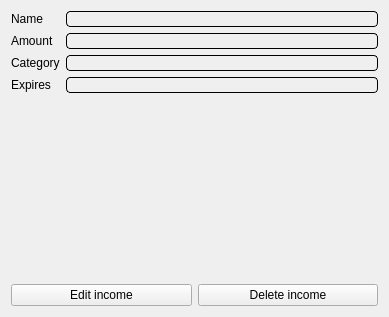
iodream/Spend-Note, file src/Client/View/MainPage/Income/IncomeViewSubPage/IncomeViewSubPage.ui: the form before one commit.
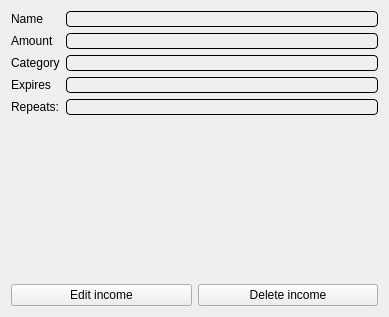
The form after the commit. Icons and pictures are not drawn.

Commit message: added elements for repeating incomes and expenses

Patch:
```diff
--- a/src/Client/View/MainPage/Income/IncomeViewSubPage/IncomeViewSubPage.ui
+++ b/src/Client/View/MainPage/Income/IncomeViewSubPage/IncomeViewSubPage.ui
@@ -110,6 +110,25 @@
        </property>
       </widget>
      </item>
+     <item row="4" column="0">
+      <widget class="QLabel" name="Repeats">
+       <property name="text">
+        <string>Repeats:</string>
+       </property>
+      </widget>
+     </item>
+     <item row="4" column="1">
+      <widget class="QLabel" name="RepeatsLabel">
+       <property name="styleSheet">
+        <string notr="true">    border-width: 1px;
+    border-style: solid;
+    border-radius: 4px;</string>
+       </property>
+       <property name="text">
+        <string/>
+       </property>
+      </widget>
+     </item>
     </layout>
    </item>
    <item row="3" column="0">
```
The commit also changes 5 other files.
